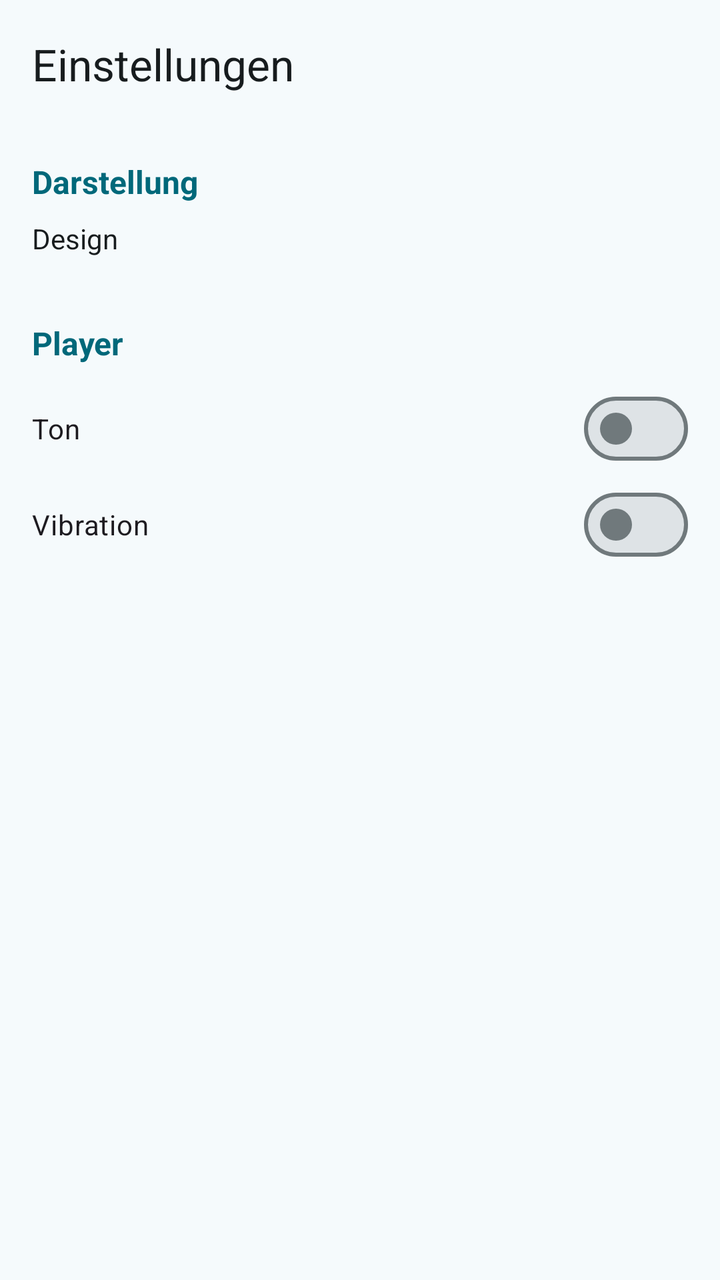
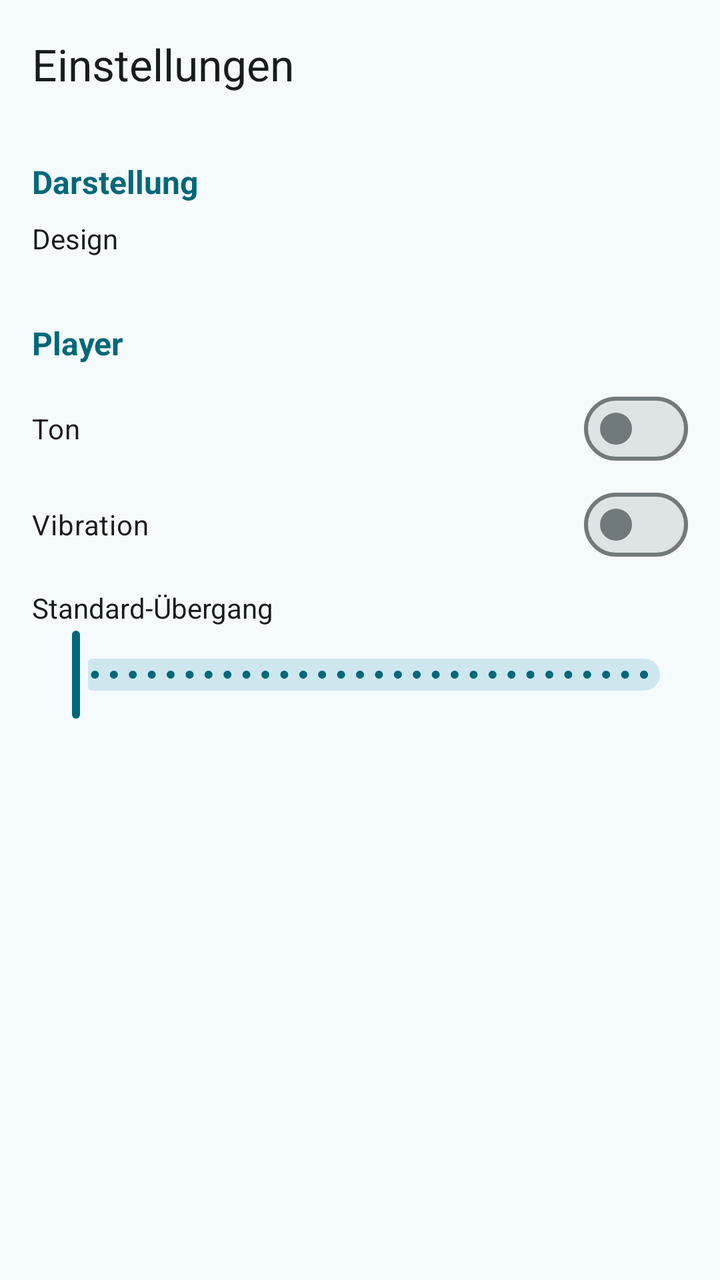

Screens rendered from an Android XML layout before and after an edit, with the pre-edit source and the edit as a unified diff.
<!-- AndroidManifest.xml: application theme Theme.Workout -->
<!-- res/layout/fragment_settings.xml -->
<?xml version="1.0" encoding="utf-8"?>
<LinearLayout xmlns:android="http://schemas.android.com/apk/res/android"
    xmlns:app="http://schemas.android.com/apk/res-auto"
    android:layout_width="match_parent"
    android:layout_height="match_parent"
    android:orientation="vertical">

    <com.google.android.material.appbar.MaterialToolbar
        android:id="@+id/toolbar"
        android:layout_width="match_parent"
        android:layout_height="?attr/actionBarSize"
        app:title="@string/einstellungen"/>

    <androidx.core.widget.NestedScrollView
        android:layout_width="match_parent"
        android:layout_height="match_parent">

        <LinearLayout
            android:layout_width="match_parent"
            android:layout_height="wrap_content"
            android:orientation="vertical"
            android:padding="16dp">

            <TextView
                android:id="@+id/txtAppearanceHeading"
                android:layout_width="wrap_content"
                android:layout_height="wrap_content"
                android:layout_marginBottom="8dp"
                android:text="@string/darstellung"
                android:textColor="?attr/colorPrimary"
                android:textSize="16sp"
                android:textStyle="bold"/>

            <TextView
                android:layout_width="wrap_content"
                android:layout_height="wrap_content"
                android:layout_marginBottom="8dp"
                android:labelFor="@id/groupDesign"
                android:text="@string/design"/>

            <com.google.android.material.button.MaterialButtonToggleGroup
                android:id="@+id/groupDesign"
                android:layout_width="match_parent"
                android:layout_height="wrap_content"
                android:layout_marginBottom="24dp"
                app:selectionRequired="true"
                app:singleSelection="true">

                <Button
                    android:id="@+id/btnDesignSystem"
                    style="?attr/materialButtonOutlinedStyle"
                    android:layout_width="0dp"
                    android:layout_height="wrap_content"
                    android:layout_weight="1"
                    android:text="@string/design_system"/>

                <Button
                    android:id="@+id/btnDesignLight"
                    style="?attr/materialButtonOutlinedStyle"
                    android:layout_width="0dp"
                    android:layout_height="wrap_content"
                    android:layout_weight="1"
                    android:text="@string/design_hell"/>

                <Button
                    android:id="@+id/btnDesignDark"
                    style="?attr/materialButtonOutlinedStyle"
                    android:layout_width="0dp"
                    android:layout_height="wrap_content"
                    android:layout_weight="1"
                    android:text="@string/design_dunkel"/>
            </com.google.android.material.button.MaterialButtonToggleGroup>

            <TextView
                android:id="@+id/txtPlayerHeading"
                android:layout_width="wrap_content"
                android:layout_height="wrap_content"
                android:layout_marginBottom="8dp"
                android:text="@string/player"
                android:textColor="?attr/colorPrimary"
                android:textSize="16sp"
                android:textStyle="bold"/>

            <com.google.android.material.materialswitch.MaterialSwitch
                android:id="@+id/switchSound"
                android:layout_width="match_parent"
                android:layout_height="wrap_content"
                android:minHeight="48dp"
                android:text="@string/ton"/>

            <com.google.android.material.materialswitch.MaterialSwitch
                android:id="@+id/switchVibration"
                android:layout_width="match_parent"
                android:layout_height="wrap_content"
                android:minHeight="48dp"
                android:text="@string/vibration"/>
        </LinearLayout>
    </androidx.core.widget.NestedScrollView>
</LinearLayout>
<!-- resources referenced by this layout -->
<resources>
  <string name="darstellung">Darstellung</string>
  <string name="design">Design</string>
  <string name="design_dunkel">Dunkel</string>
  <string name="design_hell">Hell</string>
  <string name="design_system">System</string>
  <string name="einstellungen">Einstellungen</string>
  <string name="player">Player</string>
  <string name="ton">Ton</string>
  <string name="vibration">Vibration</string>
  <style name="Theme.Workout" parent="Base.Theme.Workout" />
  <color name="primary">#00687A</color>
  <color name="on_primary">#FFFFFF</color>
  <color name="primary_container">#ACEDFF</color>
  <color name="on_primary_container">#001F26</color>
  <color name="primary_inverse">#84D2E7</color>
  <color name="secondary">#4B6269</color>
  <color name="on_secondary">#FFFFFF</color>
  <color name="secondary_container">#CEE7EF</color>
  <color name="on_secondary_container">#061F25</color>
  <color name="tertiary">#565D7E</color>
  <color name="on_tertiary">#FFFFFF</color>
  <color name="tertiary_container">#DDE1FF</color>
  <color name="on_tertiary_container">#131A37</color>
  <color name="error">#BA1A1A</color>
  <color name="on_error">#FFFFFF</color>
  <color name="error_container">#FFDAD6</color>
  <color name="on_error_container">#410002</color>
  <color name="surface">#F5FAFC</color>
  <color name="on_surface">#171C1E</color>
  <color name="surface_variant">#DBE4E7</color>
  <color name="on_surface_variant">#3F484B</color>
  <color name="surface_inverse">#2B3133</color>
  <color name="on_surface_inverse">#ECF2F4</color>
  <color name="surface_dim">#D5DBDD</color>
  <color name="surface_bright">#F5FAFC</color>
  <color name="surface_container_lowest">#FFFFFF</color>
  <color name="surface_container_low">#EFF4F7</color>
  <color name="surface_container">#E9EFF1</color>
  <color name="surface_container_high">#E3E9EB</color>
  <color name="surface_container_highest">#DEE3E6</color>
  <color name="outline">#70797C</color>
  <color name="outline_variant">#BFC8CB</color>
  <!-- unchanged entries left out for length: 1 -->
</resources>

<!-- the commit's change to res/layout/fragment_settings.xml (unified diff, before → after) -->
@@ -94,6 +94,36 @@
                 android:layout_height="wrap_content"
                 android:minHeight="48dp"
                 android:text="@string/vibration"/>
+
+            <LinearLayout
+                android:layout_width="match_parent"
+                android:layout_height="wrap_content"
+                android:layout_marginTop="8dp"
+                android:orientation="horizontal">
+
+                <TextView
+                    android:id="@+id/txtDefaultTransitionLabel"
+                    android:layout_width="0dp"
+                    android:layout_height="wrap_content"
+                    android:layout_weight="1"
+                    android:labelFor="@id/sliderDefaultTransition"
+                    android:text="@string/standard_uebergang"/>
+
+                <TextView
+                    android:id="@+id/txtDefaultTransition"
+                    android:layout_width="wrap_content"
+                    android:layout_height="wrap_content"
+                    android:textAppearance="?attr/textAppearanceBodyMedium"/>
+            </LinearLayout>
+
+            <com.google.android.material.slider.Slider
+                android:id="@+id/sliderDefaultTransition"
+                android:layout_width="match_parent"
+                android:layout_height="wrap_content"
+                android:contentDescription="@string/standard_uebergang"
+                android:stepSize="1"
+                android:valueFrom="0"
+                android:valueTo="30"/>
         </LinearLayout>
     </androidx.core.widget.NestedScrollView>
 </LinearLayout>
<!-- resource entries referenced after the edit -->
@@ -7,6 +7,7 @@
   <string name="design_system">System</string>
   <string name="einstellungen">Einstellungen</string>
   <string name="player">Player</string>
+  <string name="standard_uebergang">Standard-Übergang</string>
   <string name="ton">Ton</string>
   <string name="vibration">Vibration</string>
   <style name="Theme.Workout" parent="Base.Theme.Workout" />
